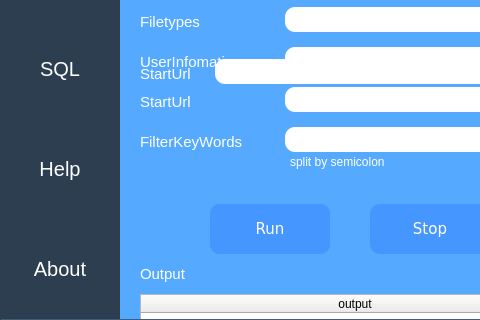
Above: EiditDir/BaseWidget.ui from BBTProject/BBTProject before the change; both pictures show x 0 to 480 and y 81 to 401 of the 601 by 401 pixel window. Below: the same form after it.
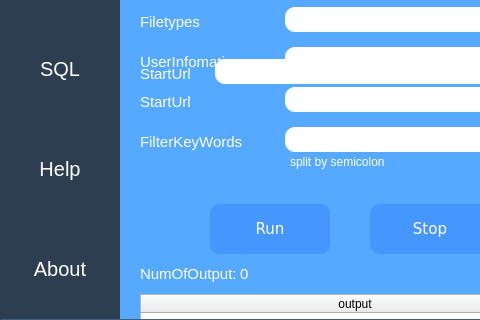
That is the form after the change. Icons and pictures are not drawn.

Commit message: add a label 'OutputNum'

Patch:
```diff
--- a/EiditDir/BaseWidget.ui
+++ b/EiditDir/BaseWidget.ui
@@ -339,7 +339,7 @@
       <rect>
        <x>20</x>
        <y>320</y>
-       <width>51</width>
+       <width>101</width>
        <height>20</height>
       </rect>
      </property>
@@ -349,7 +349,7 @@
 text-align: center;</string>
      </property>
      <property name="text">
-      <string>Output</string>
+      <string>NumOfOutput:</string>
      </property>
     </widget>
     <widget class="QWidget" name="SQLInputWidget" native="true">
@@ -743,6 +743,24 @@
       <string>Export</string>
      </property>
     </widget>
+    <widget class="QLabel" name="OutputNumLabel">
+     <property name="geometry">
+      <rect>
+       <x>120</x>
+       <y>320</y>
+       <width>81</width>
+       <height>20</height>
+      </rect>
+     </property>
+     <property name="styleSheet">
+      <string notr="true">color: rgb(255, 255, 255);
+font-size: 15px;
+text-align: center;</string>
+     </property>
+     <property name="text">
+      <string>0</string>
+     </property>
+    </widget>
     <zorder>StopButton</zorder>
     <zorder>OutputLabel</zorder>
     <zorder>PauseButton</zorder>
```
Left out of the diff: 1 changed line with no effect on the pictures. The commit also changes 3 other files.
